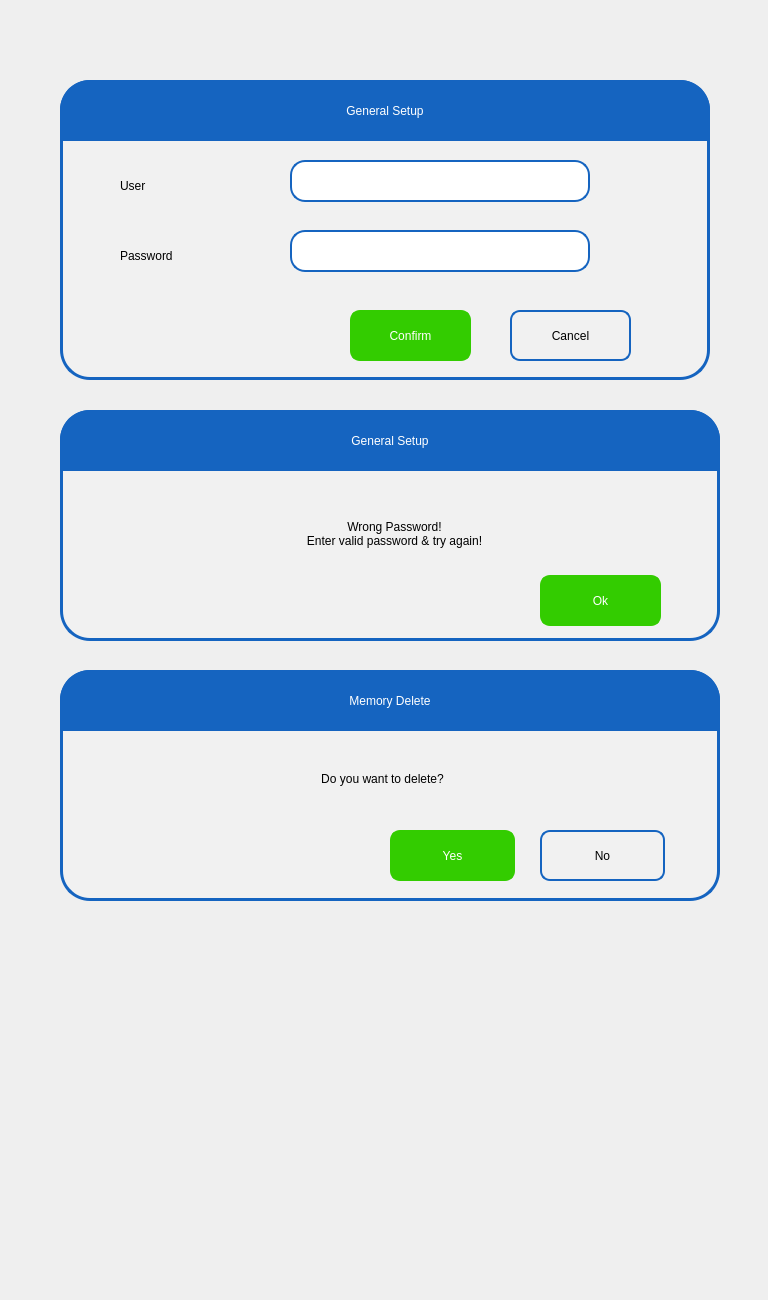
The window that pApp-22-June-2021/scheckpass.ui (ChandraMVE/PSSC_QT_Development) describes before a commit, drawn with Qt 5.
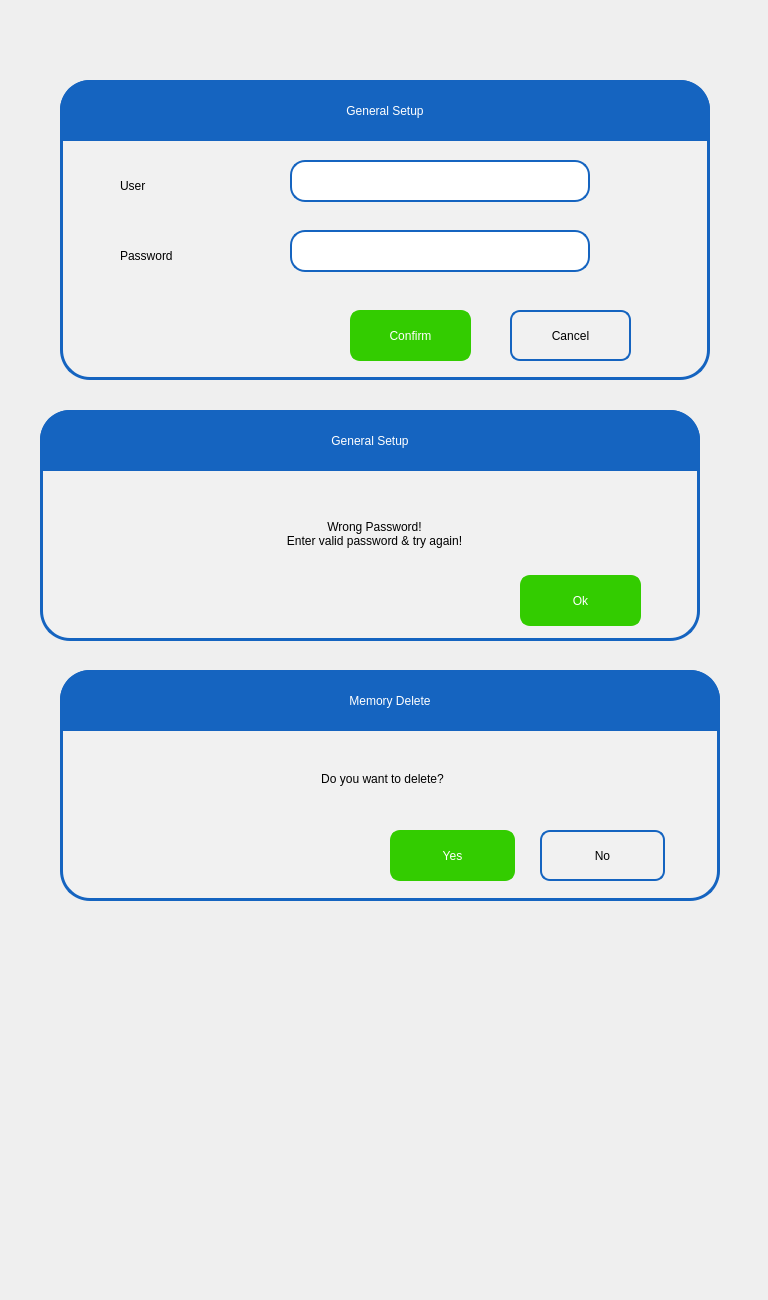
The same window after the commit. Custom widgets are drawn as their Qt base class.

Diff of the .ui file:
```diff
--- a/pApp-22-June-2021/scheckpass.ui
+++ b/pApp-22-June-2021/scheckpass.ui
@@ -309,7 +309,7 @@
   <widget class="QFrame" name="frMessage">
    <property name="geometry">
     <rect>
-     <x>60</x>
+     <x>40</x>
      <y>410</y>
      <width>660</width>
      <height>231</height>
```
